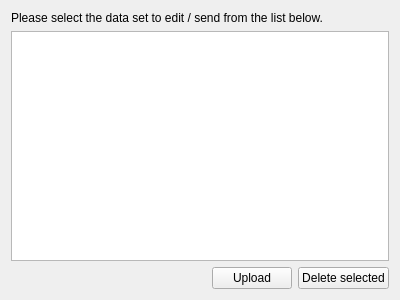
Before: the Qt Designer form ssc/src/uploadsamples.ui in KDE/simon, drawn with Qt 5.
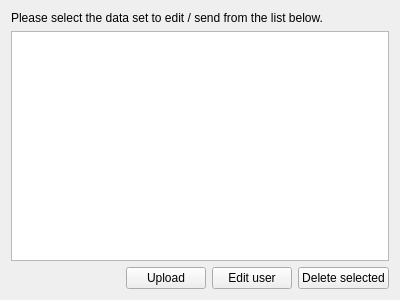
After: the same form once the commit is applied. Custom widgets are drawn as their Qt base class.

Commit message: User assignments of stored samples can now be changed before transmission

The edit to the form file:
```diff
--- a/ssc/src/uploadsamples.ui
+++ b/ssc/src/uploadsamples.ui
@@ -49,6 +49,13 @@
        </property>
       </widget>
      </item>
+     <item>
+      <widget class="KPushButton" name="pbEdit">
+       <property name="text">
+        <string>Edit user</string>
+       </property>
+      </widget>
+     </item>
      <item>
       <widget class="KPushButton" name="pbDeleteSamples">
        <property name="text">
```
The commit also changes 2 other files.
